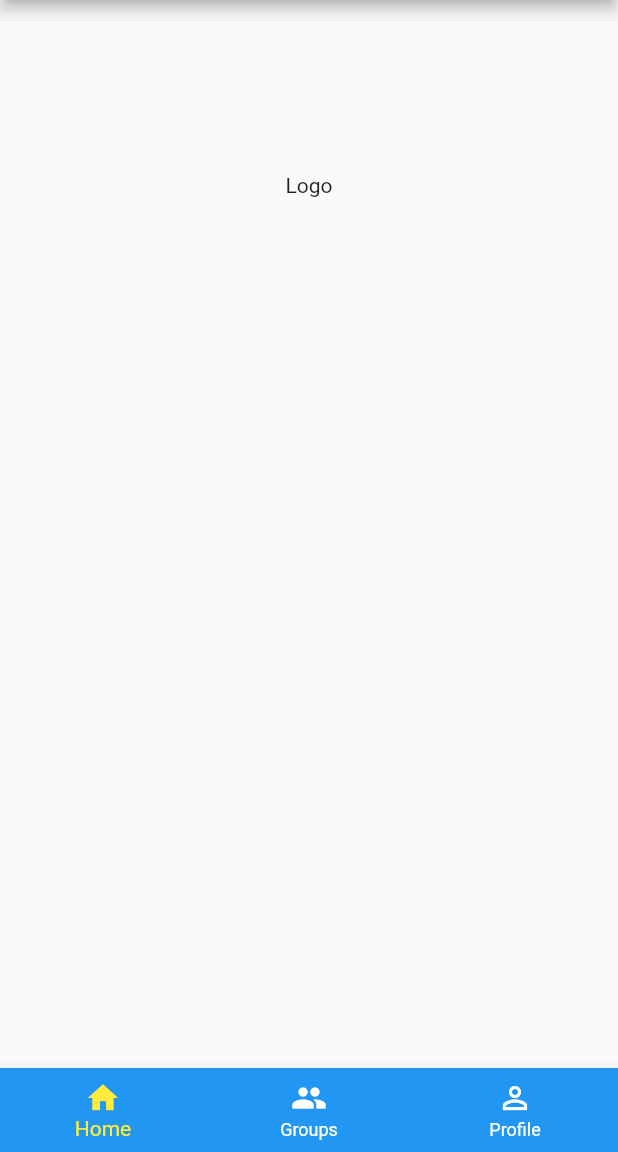
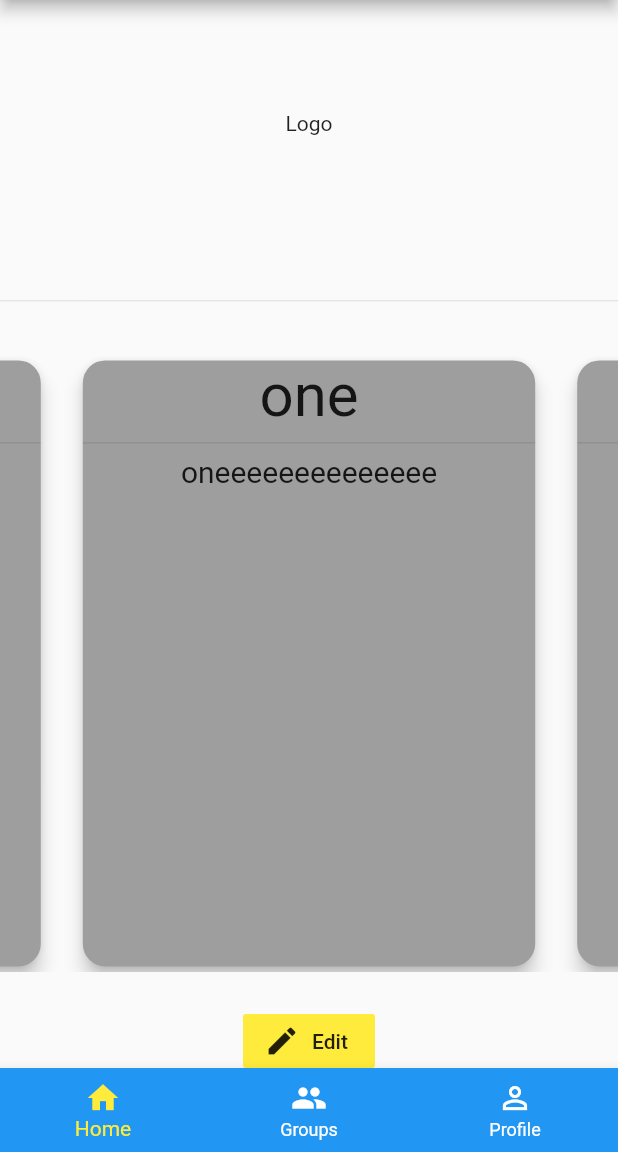
Before and after one commit to WorKey-FinalProject/WorKey-Code, a Flutter app: the screen it shows after launch, on a phone screen of 412 x 824 dp, the part 84-1236 px from its top. Run offline on Flutter 3.47's test engine with Material 2 defaults, Android fonts, the phone set to English and light mode, and no system bars; drawn by our look-alikes of carousel_slider.

Commit message:
Feed
Company Homepage - feed

```diff
--- a/workey/lib/company_account/screens/home_screen.dart
+++ b/workey/lib/company_account/screens/home_screen.dart
@@ -1,17 +1,32 @@
 import 'package:flutter/material.dart';
 
 import '../widgets/logo.dart';
+import '../widgets/feed.dart';
 
 class HomeScreen extends StatelessWidget {
   @override
   Widget build(BuildContext context) {
     return Column(
-      children: [
+      mainAxisAlignment: MainAxisAlignment.spaceBetween,
+      children: <Widget>[
         Container(
-          height: MediaQuery.of(context).size.height * 0.3,
+          height: MediaQuery.of(context).size.height * 0.2,
           child: Logo(),
         ),
-        //feed widget
+        Divider(),
+        Container(
+          height: MediaQuery.of(context).size.height * 0.5,
+          //padding: const EdgeInsets.all(5),
+          child: Feed(),
+        ),
+        RaisedButton.icon(
+          icon: Icon(Icons.edit),
+          label: Text('Edit'),
+          elevation: 0,
+          materialTapTargetSize: MaterialTapTargetSize.shrinkWrap,
+          color: Theme.of(context).accentColor,
+          onPressed: () {},
+        ),
       ],
     );
   }
--- a/workey/lib/company_account/screens/profile_screen.dart
+++ b/workey/lib/company_account/screens/profile_screen.dart
@@ -3,8 +3,8 @@ import 'package:flutter/material.dart';
 class ProfileScreen extends StatelessWidget {
   @override
   Widget build(BuildContext context) {
-    return Center(
-      child: Text('Profile Screen'),
+    return Column(
+      children: <Widget>[],
     );
   }
 }
--- /dev/null
+++ b/workey/lib/company_account/widgets/feed.dart
@@ -0,0 +1,64 @@
+import 'package:flutter/material.dart';
+import 'package:carousel_slider/carousel_slider.dart';
+
+import './feed_item.dart';
+
+class Feed extends StatefulWidget {
+  @override
+  _FeedState createState() => _FeedState();
+}
+
+class _FeedState extends State<Feed> {
+  int _current = 0;
+
+  List<FeedItem> feeds = [
+    FeedItem(
+      title: 'one',
+      text: 'oneeeeeeeeeeeeee',
+    ),
+    FeedItem(
+      title: 'two',
+      text: 'tweeeeeeeeeeeeee',
+    ),
+    FeedItem(
+      title: 'three',
+      text: 'threeeeeeeeeeeeee',
+    ),
+  ];
+
+  @override
+  Widget build(BuildContext context) {
+    return Container(
+      child: Column(
+        mainAxisAlignment: MainAxisAlignment.center,
+        crossAxisAlignment: CrossAxisAlignment.center,
+        children: <Widget>[
+          CarouselSlider(
+            options: CarouselOptions(
+              height: MediaQuery.of(context).size.height * 0.5,
+              initialPage: 0,
+              onPageChanged: (index, _) {
+                setState(() {
+                  _current = index;
+                });
+              },
+            ),
+            items: feeds.map(
+              (feed) {
+                return Builder(
+                  builder: (BuildContext context) {
+                    return Container(
+                      width: MediaQuery.of(context).size.width,
+                      margin: EdgeInsets.symmetric(horizontal: 10.0),
+                      child: feed,
+                    );
+                  },
+                );
+              },
+            ).toList(),
+          ),
+        ],
+      ),
+    );
+  }
+}
--- /dev/null
+++ b/workey/lib/company_account/widgets/feed_item.dart
@@ -0,0 +1,38 @@
+import 'package:flutter/material.dart';
+
+class FeedItem extends StatelessWidget {
+  final String title;
+  final String text;
+
+  FeedItem({
+    @required this.title,
+    @required this.text,
+  });
+
+  @override
+  Widget build(BuildContext context) {
+    return Card(
+      color: Colors.grey,
+      shape: RoundedRectangleBorder(
+        borderRadius: BorderRadius.circular(15),
+      ),
+      elevation: 5,
+      child: SingleChildScrollView(
+        child: Column(
+          children: <Widget>[
+            Text(
+              title,
+              textAlign: TextAlign.center,
+              style: TextStyle(fontSize: 40),
+            ),
+            Divider(),
+            Text(
+              text,
+              style: TextStyle(fontSize: 20),
+            ),
+          ],
+        ),
+      ),
+    );
+  }
+}
--- a/workey/pubspec.yaml
+++ b/workey/pubspec.yaml
@@ -23,6 +23,7 @@ environment:
 dependencies:
   flutter:
     sdk: flutter
+  carousel_slider: ^2.2.1
 
 
   # The following adds the Cupertino Icons font to your application.
```
Also changed, not shown: workey/pubspec.lock.
